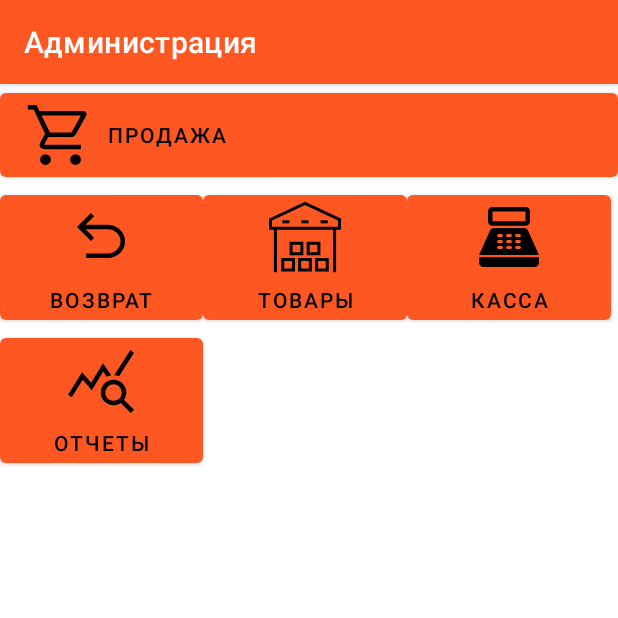
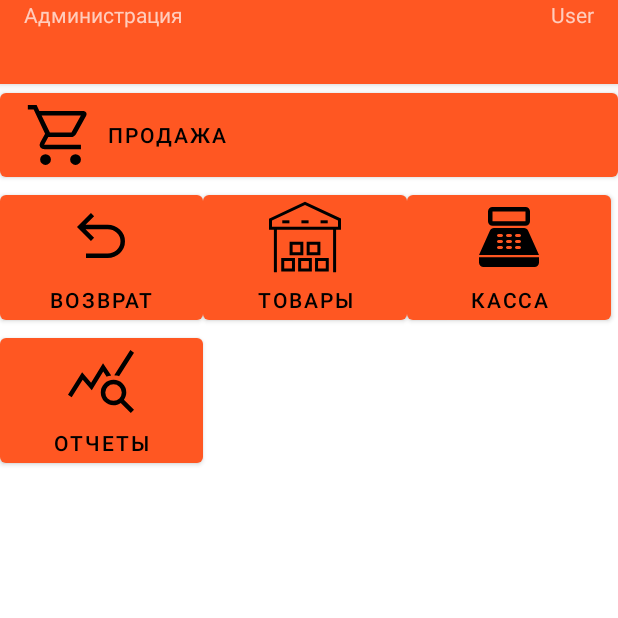
Before and after one commit to afateev/lavka, an Android app: the screen it shows after launch (MainActivity), on a phone screen of 412 x 824 dp, the top half of it. Run offline under Robolectric (Android 15) with nearby library versions, the phone set to English and light mode, and no system bars; our stand-ins replace Room's generated code; libraries missing offline, so code that uses them is left out: ru.evotor.devices; 2 statements that could not run were skipped.

Commit message:
Для главной activity добавлен custom actionbar.

```diff
--- a/app/src/main/java/ru/ip_fateev/lavka/MainActivity.kt
+++ b/app/src/main/java/ru/ip_fateev/lavka/MainActivity.kt
@@ -9,7 +9,9 @@ import android.os.IBinder
 import android.util.ArrayMap
 import android.util.Log
 import android.view.View
+import android.widget.TextView
 import androidx.activity.result.contract.ActivityResultContract
+import androidx.appcompat.app.ActionBar
 import androidx.appcompat.app.AppCompatActivity
 import ru.evotor.devices.drivers.IPaySystemDriverService
 import ru.evotor.devices.drivers.IUsbDriverManagerService
@@ -199,14 +201,18 @@ class MainActivity : AppCompatActivity() {
         super.onCreate(savedInstanceState)
         setContentView(R.layout.activity_main)
 
+        supportActionBar?.displayOptions = ActionBar.DISPLAY_SHOW_CUSTOM
+        supportActionBar?.setCustomView(R.layout.action_bar)
+
         App.getInstance().place.observe(this) {
             if (supportActionBar != null) {
+                var place = "lavka"
                 if (it != null) {
-                    supportActionBar?.title = it.name
+                    place = it.name
                 }
-                else {
-                    supportActionBar?.title = "lavka"
-                }
+
+                val actionBarPlace = supportActionBar?.customView?.findViewById<TextView>(R.id.actionBarPlace)
+                actionBarPlace?.text = place
             }
         }
 
--- /dev/null
+++ b/app/src/main/res/layout/action_bar.xml
@@ -0,0 +1,23 @@
+<?xml version="1.0" encoding="utf-8"?>
+<TableLayout xmlns:android="http://schemas.android.com/apk/res/android"
+    android:layout_width="match_parent"
+    android:layout_height="match_parent">
+
+    <TableRow
+        android:layout_width="fill_parent"
+        android:layout_height="match_parent">
+
+        <TextView
+            android:id="@+id/actionBarPlace"
+            android:layout_width="wrap_content"
+            android:layout_height="wrap_content"
+            android:layout_weight="1"
+            android:text="Place" />
+
+        <TextView
+            android:id="@+id/actionBarUser"
+            android:layout_width="wrap_content"
+            android:layout_height="wrap_content"
+            android:text="User" />
+    </TableRow>
+</TableLayout>
```
